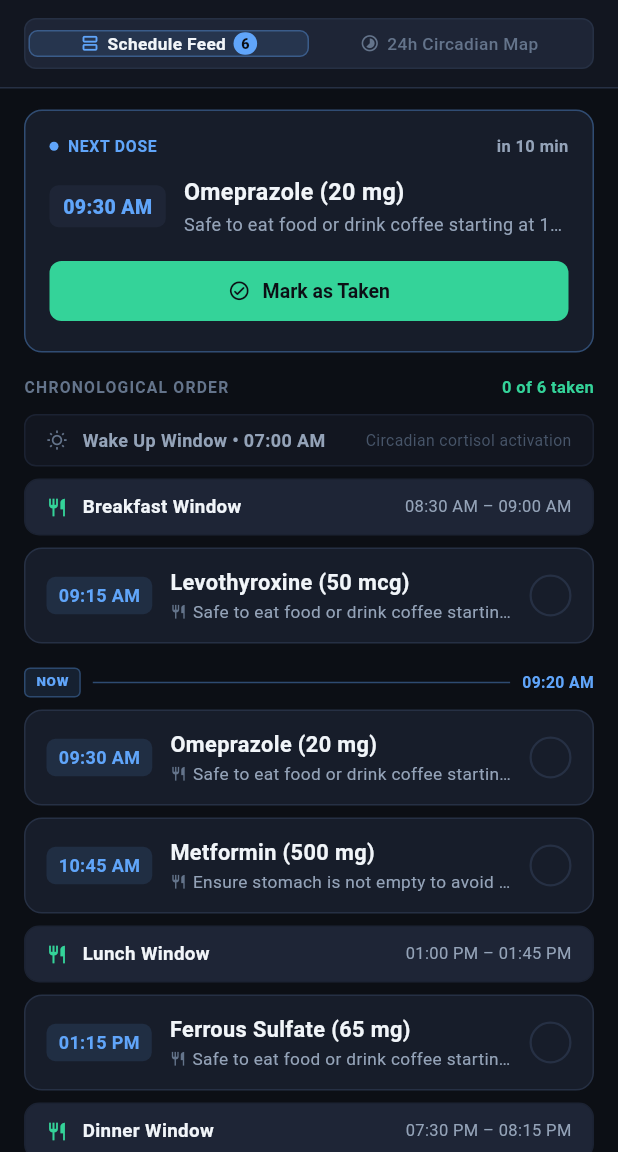
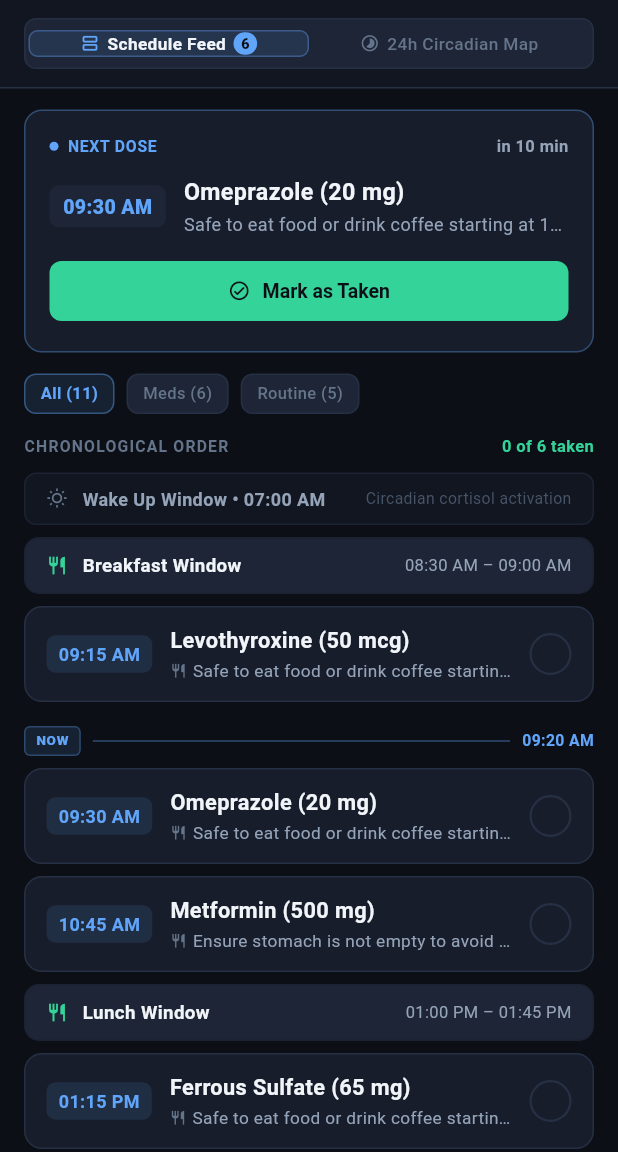
Before and after one commit to deepak22t/ChronoMed, a Flutter app: the TimelineScreen screen opened directly, after a tap on "+2h Shift", on a phone screen of 412 x 824 dp, the part 84-1236 px from its top. Run offline on Flutter 3.47's test engine with Material 3 defaults, Android fonts, the phone set to English and light mode, and no system bars; Roboto replaces fonts that are missing (JetBrainsMono).

Commit message:
feat(timeline): phase 3 - elevated timeline feed with event filters and connected spine

```diff
--- a/app/lib/features/timeline/presentation/timeline_screen.dart
+++ b/app/lib/features/timeline/presentation/timeline_screen.dart
@@ -5,12 +5,14 @@ import '../../../core/state/app_state_provider.dart';
 import '../../../core/theme/chrono_theme.dart';
 import 'timeline_painter.dart';
 
-/// Clinical Timeline Screen (Calm Health Aesthetic).
+/// Clinical Timeline Screen (Phase 3 Masterwork).
 ///
-/// Features a quiet, restorative dual-mode experience:
-/// 1. [ChronoFeedView]: A clean chronological vertical stream merging
-///    medications, meals, fasting buffers, and sleep with zero cartoon emojis.
-/// 2. [CircadianMapView]: A soothing 24-hour visual map in Soft Glacial Blue & Muted Sage.
+/// Features:
+/// 1. Dual-Mode Switcher (Schedule Feed vs. 24h Circadian Map).
+/// 2. Event Filters (All Events / Medications Only / Meals & Rest).
+/// 3. Connected Hairline Vertical Spine with Zero Cartoon Emojis.
+/// 4. Tactile Checkmark Button with Instant State Updates.
+/// 5. Collision-Resistant 24h Visualizer Canvas.
 class TimelineScreen extends StatefulWidget {
   const TimelineScreen({super.key});
 
@@ -19,8 +21,10 @@ class TimelineScreen extends StatefulWidget {
 }
 
 class _TimelineScreenState extends State<TimelineScreen> {
-  // 0 = Chrono Feed (Cards), 1 = 24h Circadian Map
+  // 0 = Schedule Feed, 1 = 24h Map
   int _viewMode = 0;
+  // 0 = All, 1 = Meds Only, 2 = Meals/Sleep Only
+  int _filterIndex = 0;
 
   @override
   Widget build(BuildContext context) {
@@ -40,7 +44,11 @@ class _TimelineScreenState extends State<TimelineScreen> {
               child: state.hasConflict
                   ? _ConflictPlaceholder(state: state)
                   : _viewMode == 0
-                      ? _ChronoFeedView(state: state)
+                      ? _ChronoFeedView(
+                          state: state,
+                          filterIndex: _filterIndex,
+                          onFilterChanged: (idx) => setState(() => _filterIndex = idx),
+                        )
                       : _CircadianMapView(state: state),
             ),
           ],
@@ -50,7 +58,7 @@ class _TimelineScreenState extends State<TimelineScreen> {
   }
 }
 
-// ── 1. Top Header & Segmented Switcher ───────────────────────────────────────
+// ── 1. Top Header & Segmented Capsule ─────────────────────────────────────────
 
 class _TimelineHeader extends StatelessWidget {
   final AppState state;
@@ -127,7 +135,6 @@ class _TimelineHeader extends StatelessWidget {
                   ],
                 ),
               ),
-              // Time Shift Toggle
               if (state.isOversleptMode)
                 OutlinedButton.icon(
                   onPressed: () => state.resetOverslept(),
@@ -158,7 +165,7 @@ class _TimelineHeader extends StatelessWidget {
           ),
           const SizedBox(height: 12),
 
-          // Gentle Segmented Capsule
+          // Segmented Capsule
           Container(
             height: 34,
             padding: const EdgeInsets.all(2),
@@ -264,26 +271,67 @@ class _SegmentTab extends StatelessWidget {
   }
 }
 
-// ── 2. Primary Chrono Feed View (Zero Emojis, Quiet Aesthetic) ───────────────
+// ── 2. Primary Chrono Feed View (With Event Filter Pills) ─────────────────────
 
 class _ChronoFeedView extends StatelessWidget {
   final AppState state;
-  const _ChronoFeedView({required this.state});
+  final int filterIndex;
+  final ValueChanged<int> onFilterChanged;
+
+  const _ChronoFeedView({
+    required this.state,
+    required this.filterIndex,
+    required this.onFilterChanged,
+  });
 
   @override
   Widget build(BuildContext context) {
     final nextDose = state.nextDose;
-    final events = _buildTimelineEvents(state);
+    final allEvents = _buildTimelineEvents(state);
+
+    final filteredEvents = switch (filterIndex) {
+      1 => allEvents.where((e) => e.type == _EventType.dose || e.type == _EventType.nowMarker).toList(),
+      2 => allEvents.where((e) => e.type != _EventType.dose).toList(),
+      _ => allEvents,
+    };
+
+    final medCount = state.doses.length;
+    final routineCount = state.routine.meals.length + 2;
 
     return ListView(
       padding: const EdgeInsets.fromLTRB(16, 14, 16, 32),
       children: [
-        if (nextDose != null)
+        if (nextDose != null && filterIndex != 2)
           _NextDoseHeroCard(dose: nextDose, state: state)
         else if (state.doses.isNotEmpty && state.adherenceRatio >= 1.0)
           const _AllCompletedCard(),
 
-        const SizedBox(height: 16),
+        const SizedBox(height: 14),
+
+        // Event Category Filter Pills
+        Row(
+          children: [
+            _TimelineFilterPill(
+              label: 'All (${allEvents.length - 1})',
+              isSelected: filterIndex == 0,
+              onTap: () => onFilterChanged(0),
+            ),
+            const SizedBox(width: 8),
+            _TimelineFilterPill(
+              label: 'Meds ($medCount)',
+              isSelected: filterIndex == 1,
+              onTap: () => onFilterChanged(1),
+            ),
+            const SizedBox(width: 8),
+            _TimelineFilterPill(
+              label: 'Routine ($routineCount)',
+              isSelected: filterIndex == 2,
+              onTap: () => onFilterChanged(2),
+            ),
+          ],
+        ),
+
+        const SizedBox(height: 14),
 
         Row(
           mainAxisAlignment: MainAxisAlignment.spaceBetween,
@@ -309,7 +357,7 @@ class _ChronoFeedView extends StatelessWidget {
         ),
         const SizedBox(height: 10),
 
-        ...events.map((e) => _TimelineItemWidget(event: e, state: state)),
+        ...filteredEvents.map((e) => _TimelineItemWidget(event: e, state: state)),
       ],
     );
   }
@@ -397,6 +445,45 @@ class _ChronoFeedView extends StatelessWidget {
     }
 
     return finalEvents;
+  }
+}
+
+class _TimelineFilterPill extends StatelessWidget {
+  final String label;
+  final bool isSelected;
+  final VoidCallback onTap;
+
+  const _TimelineFilterPill({
+    required this.label,
+    required this.isSelected,
+    required this.onTap,
+  });
+
+  @override
+  Widget build(BuildContext context) {
+    return GestureDetector(
+      onTap: onTap,
+      child: AnimatedContainer(
+        duration: const Duration(milliseconds: 180),
+        padding: const EdgeInsets.symmetric(horizontal: 10, vertical: 5),
+        decoration: BoxDecoration(
+          color: isSelected ? ChronoTheme.cyanSurface : ChronoTheme.surfaceElevated,
+          borderRadius: BorderRadius.circular(8),
+          border: Border.all(
+            color: isSelected ? ChronoTheme.primary.withOpacity(0.4) : ChronoTheme.border,
+            width: 1.0,
+          ),
+        ),
+        child: Text(
+          label,
+          style: TextStyle(
+            color: isSelected ? ChronoTheme.primary : ChronoTheme.textMuted,
+            fontSize: 11,
+            fontWeight: isSelected ? FontWeight.w700 : FontWeight.w500,
+          ),
+        ),
+      ),
+    );
   }
 }
 
```
